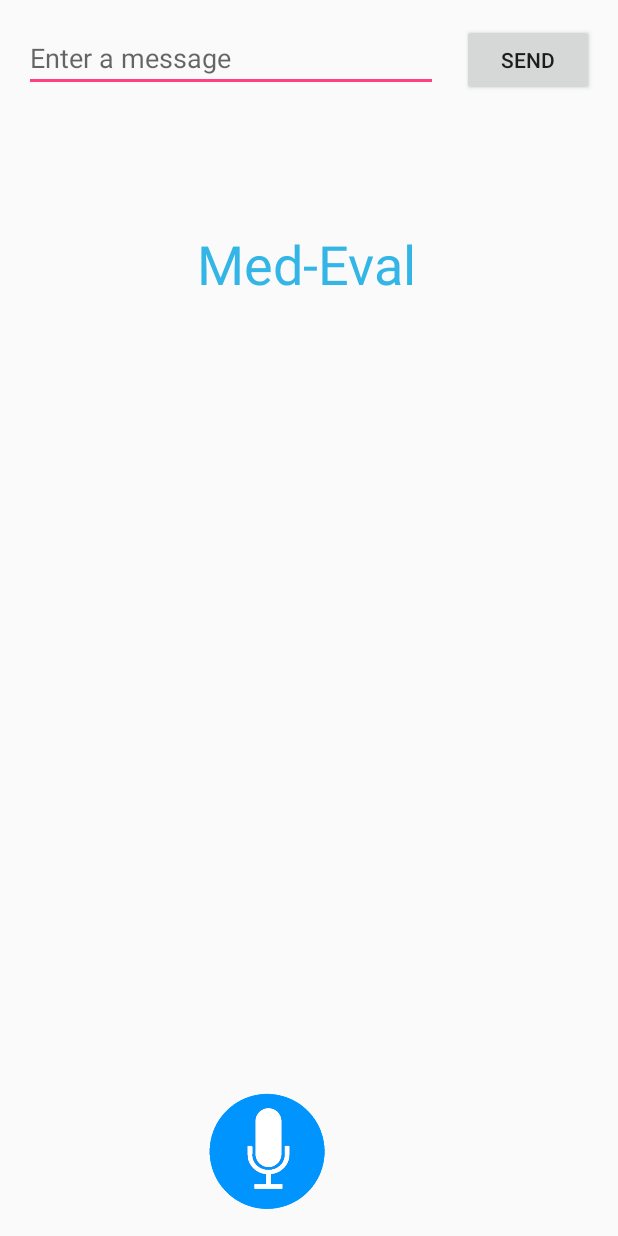
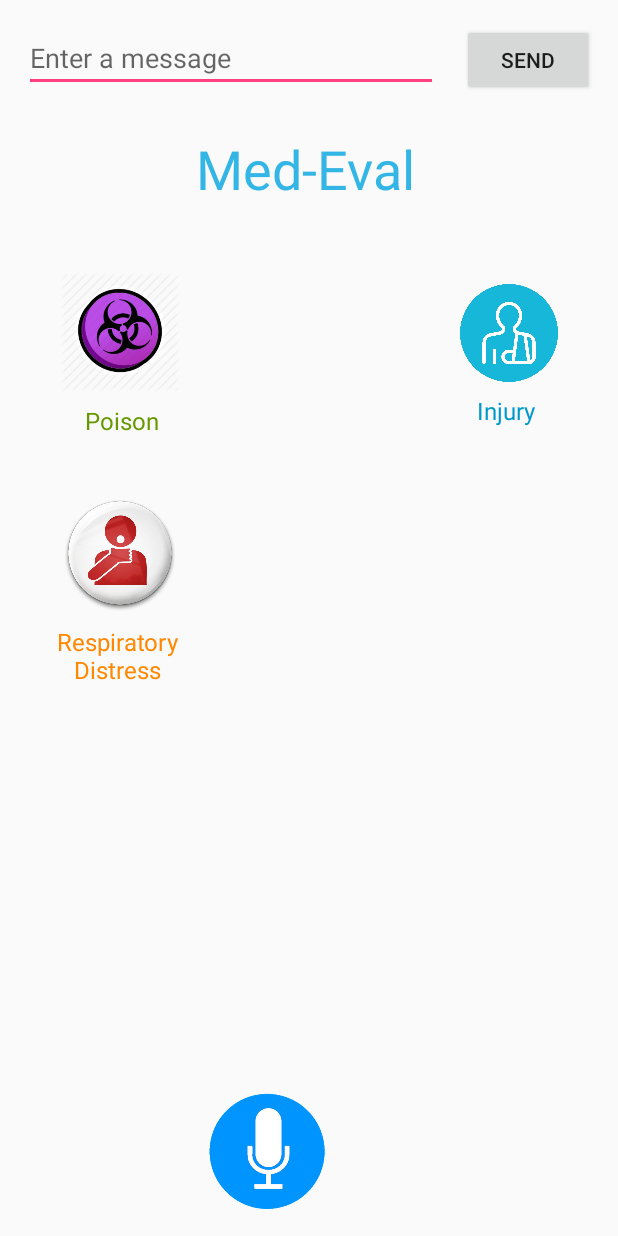
Before and after one commit to JoshBranda/Med-Eval2, an Android app: the screen it shows after launch (PocketSphinxActivity), on a phone screen of 412 x 824 dp. Run offline under Robolectric (Android 15) with nearby library versions, the phone set to English and light mode, and no system bars; 6 statements that could not run were skipped.

Commit message:
Added buttons

```diff
--- a/app/src/main/java/edu/cmu/pocketsphinx/demo/DisplayMessageActivity.java
+++ b/app/src/main/java/edu/cmu/pocketsphinx/demo/DisplayMessageActivity.java
@@ -16,6 +16,7 @@ public class DisplayMessageActivity extends AppCompatActivity implements MediaPl
         super.onCreate(savedInstanceState);
         setContentView(R.layout.activity_display_message);
 
+        position = 1;
         heimlich1 = MediaPlayer.create(DisplayMessageActivity.this,R.raw.heimlich1);
         heimlich1.setOnCompletionListener(this);
         heimlich1.start();
--- a/app/src/main/java/edu/cmu/pocketsphinx/demo/heimlich2.java
+++ b/app/src/main/java/edu/cmu/pocketsphinx/demo/heimlich2.java
@@ -16,6 +16,7 @@ public class heimlich2 extends AppCompatActivity implements MediaPlayer.OnComple
         super.onCreate(savedInstanceState);
         setContentView(R.layout.activity_heimlich2);
 
+        position = 1;
         heimlich2 = MediaPlayer.create(heimlich2.this,R.raw.heimlich2);
         heimlich2.setOnCompletionListener(this);
         heimlich2.start();
--- a/app/src/main/java/edu/cmu/pocketsphinx/demo/heimlich3.java
+++ b/app/src/main/java/edu/cmu/pocketsphinx/demo/heimlich3.java
@@ -16,6 +16,7 @@ public class heimlich3 extends AppCompatActivity implements MediaPlayer.OnComple
         super.onCreate(savedInstanceState);
         setContentView(R.layout.activity_heimlich3);
 
+        position = 1;
         heimlich3 = MediaPlayer.create(heimlich3.this,R.raw.heimlich3);
         heimlich3.setOnCompletionListener(this);
         heimlich3.start();
--- a/app/src/main/java/edu/cmu/pocketsphinx/demo/heimlich4.java
+++ b/app/src/main/java/edu/cmu/pocketsphinx/demo/heimlich4.java
@@ -6,7 +6,7 @@ import android.os.Bundle;
 import android.support.v7.app.AppCompatActivity;
 import android.view.View;
 
-public class heimlich4 extends AppCompatActivity {
+public class heimlich4 extends AppCompatActivity implements MediaPlayer.OnCompletionListener {
 
     MediaPlayer heimlich4;
     private int position;
@@ -18,7 +18,14 @@ public class heimlich4 extends AppCompatActivity {
 
         position = 1;
         heimlich4 = MediaPlayer.create(heimlich4.this,R.raw.heimlich4);
+        heimlich4.setOnCompletionListener(this);
         heimlich4.start();
+    }
+
+    @Override
+    public void onCompletion(MediaPlayer mp) {
+        Intent intent = new Intent(this, PocketSphinxActivity.class);
+        startActivity(intent);
     }
 
     @Override
--- a/app/src/main/res/layout/activity_main.xml
+++ b/app/src/main/res/layout/activity_main.xml
@@ -38,17 +38,16 @@
         android:id="@+id/textView"
         android:layout_width="300dp"
         android:layout_height="85dp"
-        android:layout_marginBottom="54dp"
         android:layout_marginEnd="58dp"
         android:layout_marginStart="53dp"
-        android:layout_marginTop="87dp"
+        android:layout_marginTop="24dp"
         android:text="Med-Eval"
         android:textAlignment="center"
         android:textColor="@android:color/holo_blue_light"
         android:textSize="36sp"
         android:visibility="visible"
-        app:layout_constraintBottom_toTopOf="@+id/imageView"
         app:layout_constraintEnd_toEndOf="parent"
+        app:layout_constraintHorizontal_bias="0.407"
         app:layout_constraintStart_toStartOf="parent"
         app:layout_constraintTop_toBottomOf="@+id/button" />
 
@@ -67,4 +66,95 @@
         android:src="@drawable/microphone"
         app:layout_constraintBottom_toBottomOf="parent"
         app:layout_constraintStart_toStartOf="parent" />
+
+    <ImageButton
+        android:id="@+id/imageButton2"
+        android:layout_width="wrap_content"
+        android:layout_height="wrap_content"
+        android:layout_marginStart="40dp"
+        android:layout_marginTop="8dp"
+        android:adjustViewBounds="true"
+        android:background="@null"
+        android:maxHeight="80dp"
+        android:maxWidth="80dp"
+        android:onClick="activateRecorder"
+        android:scaleType="fitCenter"
+        android:src="@drawable/poison2"
+        app:layout_constraintStart_toStartOf="parent"
+        app:layout_constraintTop_toBottomOf="@+id/textView" />
+
+    <ImageButton
+        android:id="@+id/imageButton3"
+        android:layout_width="wrap_content"
+        android:layout_height="wrap_content"
+        android:layout_marginEnd="40dp"
+        android:layout_marginTop="16dp"
+        android:adjustViewBounds="true"
+        android:background="@null"
+        android:maxHeight="65dp"
+        android:maxWidth="65dp"
+        android:onClick="activateRecorder"
+        android:scaleType="fitCenter"
+        android:src="@drawable/injury"
+        app:layout_constraintEnd_toEndOf="parent"
+        app:layout_constraintTop_toBottomOf="@+id/textView" />
+
+    <ImageButton
+        android:id="@+id/imageButton4"
+        android:layout_width="wrap_content"
+        android:layout_height="wrap_content"
+        android:layout_marginStart="40dp"
+        android:layout_marginTop="24dp"
+        android:adjustViewBounds="true"
+        android:background="@null"
+        android:maxHeight="80dp"
+        android:maxWidth="80dp"
+        android:onClick="activateRecorder"
+        android:scaleType="fitCenter"
+        android:src="@drawable/breathing"
+        app:layout_constraintStart_toStartOf="parent"
+        app:layout_constraintTop_toBottomOf="@+id/poisonText" />
+
+    <TextView
+        android:id="@+id/poisonText"
+        android:layout_width="69dp"
+        android:layout_height="35dp"
+        android:layout_marginStart="46dp"
+        android:layout_marginTop="8dp"
+        android:text="Poison"
+        android:textAlignment="center"
+        android:textColor="@android:color/holo_green_dark"
+        android:textSize="16sp"
+        android:visibility="visible"
+        app:layout_constraintStart_toStartOf="parent"
+        app:layout_constraintTop_toBottomOf="@+id/imageButton2" />
+
+    <TextView
+        android:id="@+id/textView2"
+        android:layout_width="69dp"
+        android:layout_height="35dp"
+        android:layout_marginEnd="40dp"
+        android:layout_marginTop="8dp"
+        android:text="Injury"
+        android:textAlignment="center"
+        android:textColor="@android:color/holo_blue_dark"
+        android:textSize="16sp"
+        android:visibility="visible"
+        app:layout_constraintEnd_toEndOf="parent"
+        app:layout_constraintTop_toBottomOf="@+id/imageButton3" />
+
+    <TextView
+        android:id="@+id/textView3"
+        android:layout_width="120dp"
+        android:layout_height="75dp"
+        android:layout_marginStart="18dp"
+        android:layout_marginTop="8dp"
+        android:text="Respiratory\nDistress"
+        android:textAlignment="center"
+        android:textColor="@android:color/holo_orange_dark"
+        android:textSize="16sp"
+        android:visibility="visible"
+        app:layout_constraintStart_toStartOf="parent"
+        app:layout_constraintTop_toBottomOf="@+id/imageButton4" />
+
 </android.support.constraint.ConstraintLayout>
```
Also changed, not shown: app/src/main/java/edu/cmu/pocketsphinx/demo/PocketSphinxActivity.java (+0 -16 lines), app/src/main/res/drawable/breathing.png (added), app/src/main/res/drawable/injury.png (added), app/src/main/res/drawable/poison.png (added), app/src/main/res/drawable/poison2.png (added).
